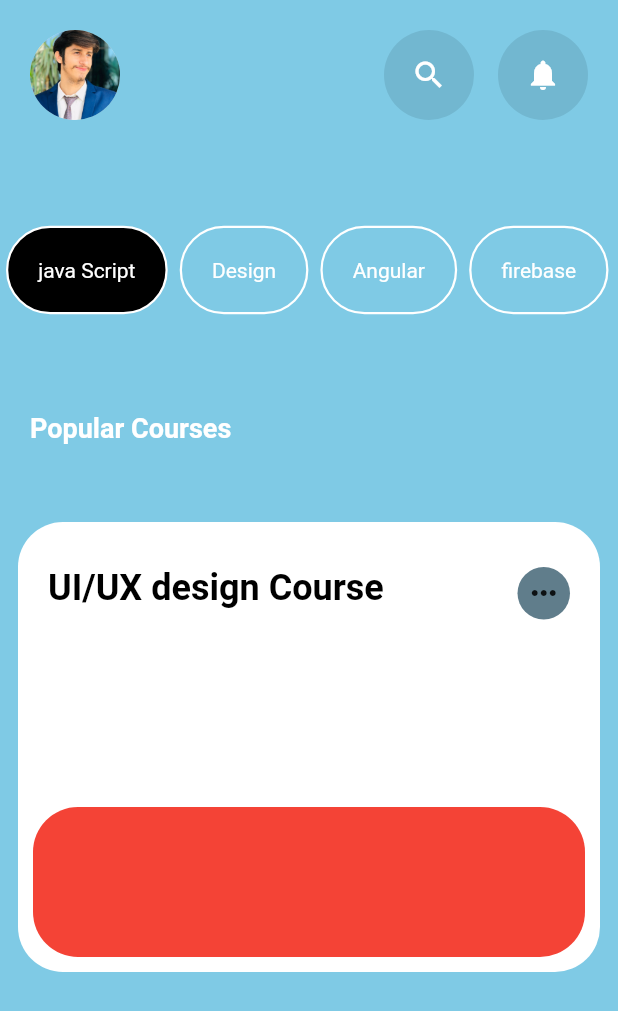
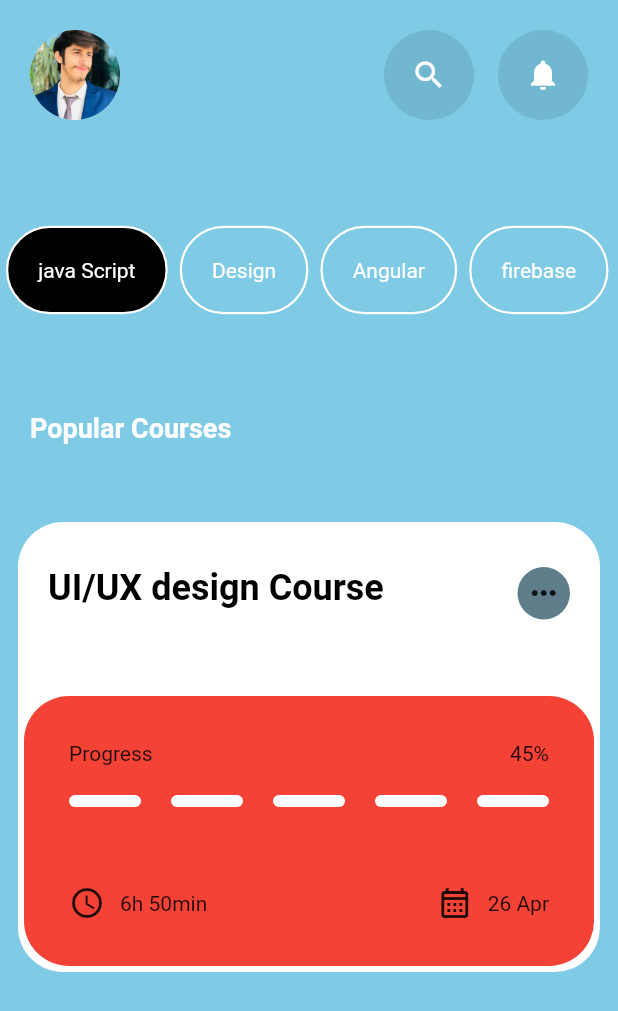
Before and after one commit to muhammadawaisyaseen/Course-Selling-App, a Flutter app: the screen it shows after launch, on a phone screen of 412 x 824 dp. Shown: the top 1011 px of the screen. Run offline on Flutter 3.47's test engine with Material 2 defaults, Android fonts, the phone set to English and light mode, and no system bars.

Commit message:
progressbar started

```diff
--- a/lib/screens/myHomePage.dart
+++ b/lib/screens/myHomePage.dart
@@ -6,6 +6,7 @@ import 'package:flutter/src/widgets/container.dart';
 import 'package:flutter/src/widgets/framework.dart';
 
 import '../widgets/custom_listview.dart';
+import '../widgets/progressbar_small_containers.dart';
 import '../widgets/search_notif_widget.dart';
 
 List courses = [
@@ -143,16 +144,63 @@ class _HomeScreenState extends State<HomeScreen> {
                         ],
                       ),
                     ),
-
-                    // progress bar container
                     Spacer(),
-                    Container(
-                      margin: EdgeInsets.all(10),
-                      width: 400,
-                      height: 100,
-                      decoration: BoxDecoration(
-                          color: Colors.red,
-                          borderRadius: BorderRadius.circular(30)),
+                    // progress bar wala container
+                    Padding(
+                      padding: const EdgeInsets.all(4),
+                      child: Container(
+                        padding: EdgeInsets.all(30),
+                        width: 400,
+                        height: 180,
+                        decoration: BoxDecoration(
+                            color: Colors.red,
+                            borderRadius: BorderRadius.circular(30)),
+                        child: Column(
+                          children: [
+                            Row(
+                              children: [
+                                Text("Progress"),
+                                Spacer(),
+                                Text("45%"),
+                              ],
+                            ),
+                            SizedBox(
+                              height: 20,
+                            ),
+                            // progress bar 5 small containers
+                            Row(
+                              children: [
+                                ProgressBar(),
+                                Spacer(),
+                                ProgressBar(),
+                                Spacer(),
+                                ProgressBar(),
+                                Spacer(),
+                                ProgressBar(),
+                                Spacer(),
+                                ProgressBar(),
+                              ],
+                            ),
+                            Spacer(),
+                            // Time and date Row
+                            Row(
+                              children: [
+                                Icon(Icons.access_time),
+                                SizedBox(
+                                  width: 10,
+                                ),
+                                Text("6h 50min"),
+                                Spacer(),
+                                Icon(Icons.calendar_month_outlined),
+                                SizedBox(
+                                  width: 10,
+                                ),
+                                Text("26 Apr")
+                              ],
+                            )
+                          ],
+                        ),
+                      ),
                     ),
                   ],
                 ),
--- /dev/null
+++ b/lib/widgets/progressbar_small_containers.dart
@@ -0,0 +1,17 @@
+import 'package:flutter/material.dart';
+import 'package:flutter/src/widgets/container.dart';
+import 'package:flutter/src/widgets/framework.dart';
+
+class ProgressBar extends StatelessWidget {
+  const ProgressBar({super.key});
+
+  @override
+  Widget build(BuildContext context) {
+    return Container(
+      width: 48,
+      height: 8,
+      decoration: BoxDecoration(
+          color: Colors.white, borderRadius: BorderRadius.circular(30)),
+    );
+  }
+}
```
